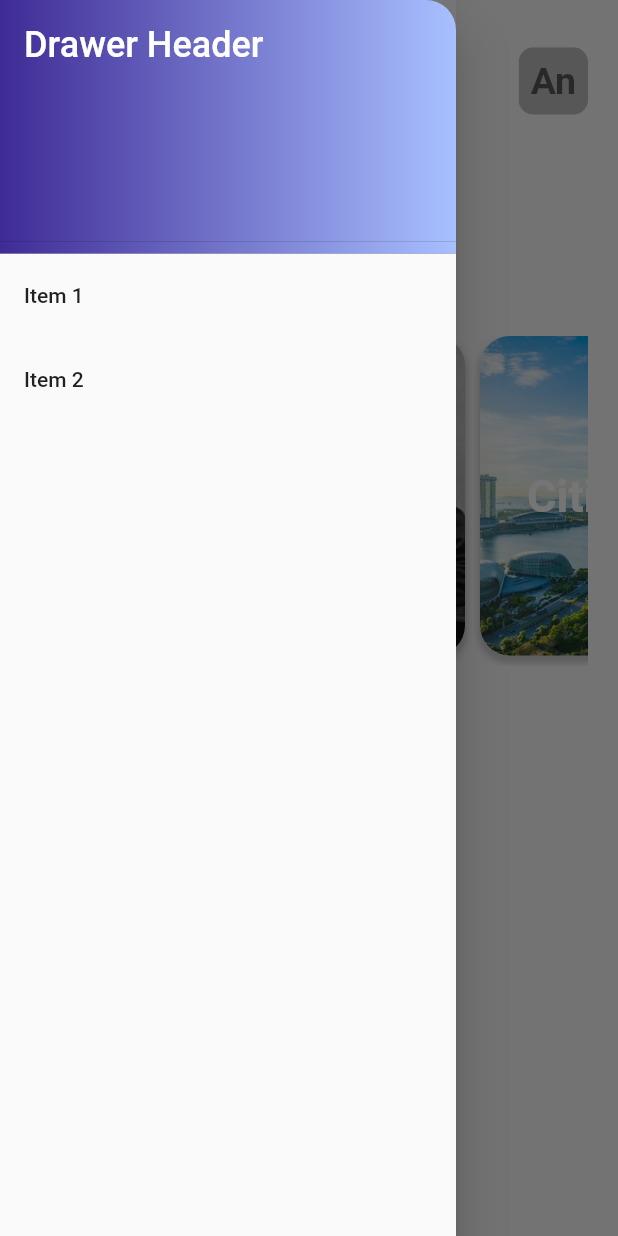
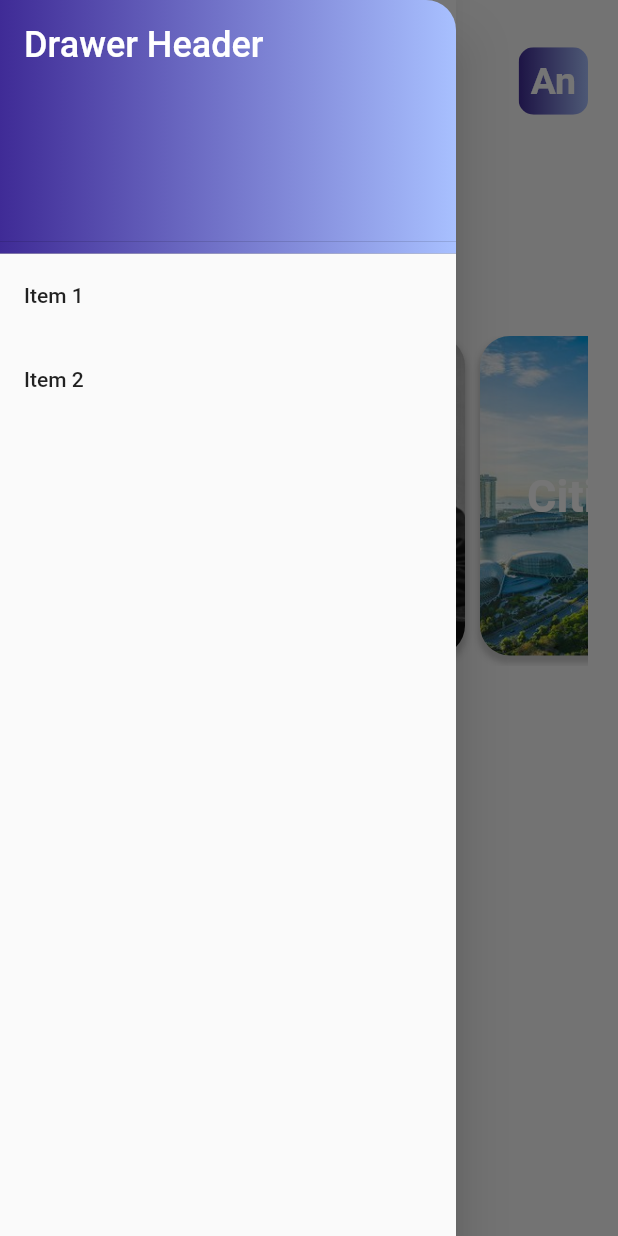
Before and after one commit to AnexDev1/Historia, a Flutter app: the screen it shows after launch, in the side drawer, after a tap on "Item 1", on a phone screen of 412 x 824 dp. Run offline on Flutter 3.47's test engine with Material 2 defaults, Android fonts, the phone set to English and light mode, and no system bars; our stand-ins replace cloud_firestore, firebase_core; accounts and stored records are empty.

Commit message:
refactored some code

```diff
--- /dev/null
+++ b/lib/components/drawer_widget.dart
@@ -0,0 +1,61 @@
+import 'package:flutter/material.dart';
+
+Widget buildDrawer() {
+  return Drawer(
+    child: ListView(
+      padding: EdgeInsets.zero,
+      children: <Widget>[
+        buildDrawerHeader(),
+        buildDrawerItem('Item 1'),
+        buildDrawerItem('Item 2'),
+      ],
+    ),
+  );
+}
+
+Widget buildDrawerHeader() {
+  return Container(
+    color: const Color(0xff757575),
+    child: Container(
+      decoration: const BoxDecoration(
+        gradient: LinearGradient(
+          colors: [
+            Color(0xFFA8C0FF),
+            Color(0xFF3F2B96),
+          ],
+          begin: Alignment.bottomRight,
+          end: Alignment.bottomLeft,
+          stops: [0.0, 1.0],
+          tileMode: TileMode.clamp,
+        ),
+        borderRadius: BorderRadius.only(
+          topRight: Radius.circular(20.0),
+        ),
+      ),
+      child: const DrawerHeader(
+        padding: EdgeInsets.all(16.0),
+        child: Text(
+          'Drawer Header',
+          style: TextStyle(
+            color: Colors.white,
+            fontSize: 24,
+          ),
+        ),
+      ),
+    ),
+  );
+}
+
+Widget buildDrawerItem(String title) {
+  return ClipRRect(
+    borderRadius: const BorderRadius.only(
+      bottomRight: Radius.circular(20.0),
+    ),
+    child: ListTile(
+      title: Text(title),
+      onTap: () {
+        // Add your navigation logic here
+      },
+    ),
+  );
+}
--- a/lib/screens/home_page.dart
+++ b/lib/screens/home_page.dart
@@ -1,5 +1,6 @@
 import 'package:flutter/material.dart';
 import 'package:cloud_firestore/cloud_firestore.dart';
+import 'package:historia/components/drawer_widget.dart';
 import 'package:historia/components/list_box.dart';
 import 'package:historia/screens/city_list_screen.dart';
 import 'package:historia/screens/people_list_screen.dart';
@@ -21,71 +22,26 @@ class _HomePageState extends State<HomePage> {
   Widget build(BuildContext context) {
     return Scaffold(
       key: _scaffoldKey,
-      drawer: Drawer(
-        child: ListView(
-          padding: EdgeInsets.zero,
-          children: <Widget>[
-            Container(
-              color: const Color(0xff757575),
-              child: Container(
-                decoration: const BoxDecoration(
-                  gradient: LinearGradient(
-                    colors: [
-                      Color(0xFFA8C0FF),
-                      Color(0xFF3F2B96),
-                    ],
-                    begin: Alignment.bottomRight,
-                    end: Alignment.bottomLeft,
-                    stops: [0.0, 1.0],
-                    tileMode: TileMode.clamp,
-                  ),
-                  borderRadius: BorderRadius.only(
-                    topRight: Radius.circular(20.0),
-                  ),
-                ),
-                child: const DrawerHeader(
-                  padding: EdgeInsets.all(16.0),
-                  child: Text(
-                    'Drawer Header',
-                    style: TextStyle(
-                      color: Colors.white,
-                      fontSize: 24,
-                    ),
-                  ),
-                ),
-              ),
-            ),
-            ClipRRect(
-              borderRadius: const BorderRadius.only(
-                bottomRight: Radius.circular(20.0),
-              ),
-              child: ListTile(
-                title: const Text('Item 1'),
-                onTap: () {
-                  // Add your navigation logic here
-                },
-              ),
-            ),
-            ClipRRect(
-              borderRadius: const BorderRadius.only(
-                bottomRight: Radius.circular(20.0),
-              ),
-              child: ListTile(
-                title: const Text('Item 2'),
-                onTap: () {
-                  // Add your navigation logic here
-                },
-              ),
-            ),
-          ],
-        ),
-      ),
+      drawer: buildDrawer(),
       body: SafeArea(
         child: Padding(
           padding: const EdgeInsets.symmetric(vertical: 30.0, horizontal: 20.0),
           child: Column(
             children: [
-              Row(
+              buildTopRow(),
+              buildTitle(),
+              buildListBoxes(),
+              buildRecentlyAdded(),
+              buildPlacesList(),
+            ],
+          ),
+        ),
+      ),
+    );
+  }
+
+  Widget buildTopRow() {
+    return Row(
       mainAxisAlignment: MainAxisAlignment.spaceBetween,
       children: [
         IconButton(
@@ -102,7 +58,16 @@ class _HomePageState extends State<HomePage> {
         ClipRRect(
           borderRadius: BorderRadius.circular(10.0),
           child: Container(
-                      color: Colors.grey[400],
+            decoration: const BoxDecoration(
+              gradient: LinearGradient(
+                colors: [
+                  Color(0xFFA8C0FF),
+                  Color(0xFF3F2B96),
+                ],
+                begin: Alignment.bottomRight,
+                end: Alignment.bottomLeft,
+              ),
+            ),
             child: const Padding(
               padding: EdgeInsets.all(8.0),
               child: Text(
@@ -110,15 +75,18 @@ class _HomePageState extends State<HomePage> {
                 style: TextStyle(
                   fontSize: 25.0,
                   fontWeight: FontWeight.bold,
-                            color: Colors.black54,
+                  color: Colors.white,
                 ),
               ),
             ),
           ),
         ),
       ],
-              ),
-              const Padding(
+    );
+  }
+
+  Widget buildTitle() {
+    return const Padding(
       padding: EdgeInsets.symmetric(vertical: 20.0),
       child: Text(
         'Know your Heritage',
@@ -128,8 +96,11 @@ class _HomePageState extends State<HomePage> {
           letterSpacing: .5,
         ),
       ),
-              ),
-              SizedBox(
+    );
+  }
+
+  Widget buildListBoxes() {
+    return SizedBox(
       height: 220.0,
       child: ListView(
         scrollDirection: Axis.horizontal,
@@ -146,9 +117,7 @@ class _HomePageState extends State<HomePage> {
               );
             },
           ),
-                    const SizedBox(
-                      width: 10.0,
-                    ),
+          const SizedBox(width: 10.0),
           ListBox(
             imagePath: 'assets/people.jpg',
             text: 'People',
@@ -161,9 +130,7 @@ class _HomePageState extends State<HomePage> {
               );
             },
           ),
-                    const SizedBox(
-                      width: 10.0,
-                    ),
+          const SizedBox(width: 10.0),
           ListBox(
             imagePath: 'assets/city.jpg',
             text: 'Cities',
@@ -178,8 +145,11 @@ class _HomePageState extends State<HomePage> {
           ),
         ],
       ),
-              ),
-              Container(
+    );
+  }
+
+  Widget buildRecentlyAdded() {
+    return Container(
       padding: const EdgeInsets.only(top: 20.0, bottom: 10.0),
       alignment: Alignment.centerLeft,
       child: const Text(
@@ -189,12 +159,14 @@ class _HomePageState extends State<HomePage> {
           fontWeight: FontWeight.w600,
         ),
       ),
-              ),
-              Expanded(
+    );
+  }
+
+  Widget buildPlacesList() {
+    return Expanded(
       child: StreamBuilder<QuerySnapshot>(
         stream: _firestore.collection('places').limit(2).snapshots(),
-                  builder: (BuildContext context,
-                      AsyncSnapshot<QuerySnapshot> snapshot) {
+        builder: (BuildContext context, AsyncSnapshot<QuerySnapshot> snapshot) {
           if (snapshot.hasError) {
             return Center(child: Text('Error: ${snapshot.error}'));
           }
@@ -289,11 +261,6 @@ class _HomePageState extends State<HomePage> {
           );
         },
       ),
-              ),
-            ],
-          ),
-        ),
-      ),
     );
   }
 }
```
Lines whose indentation alone changed are shown as unchanged.
